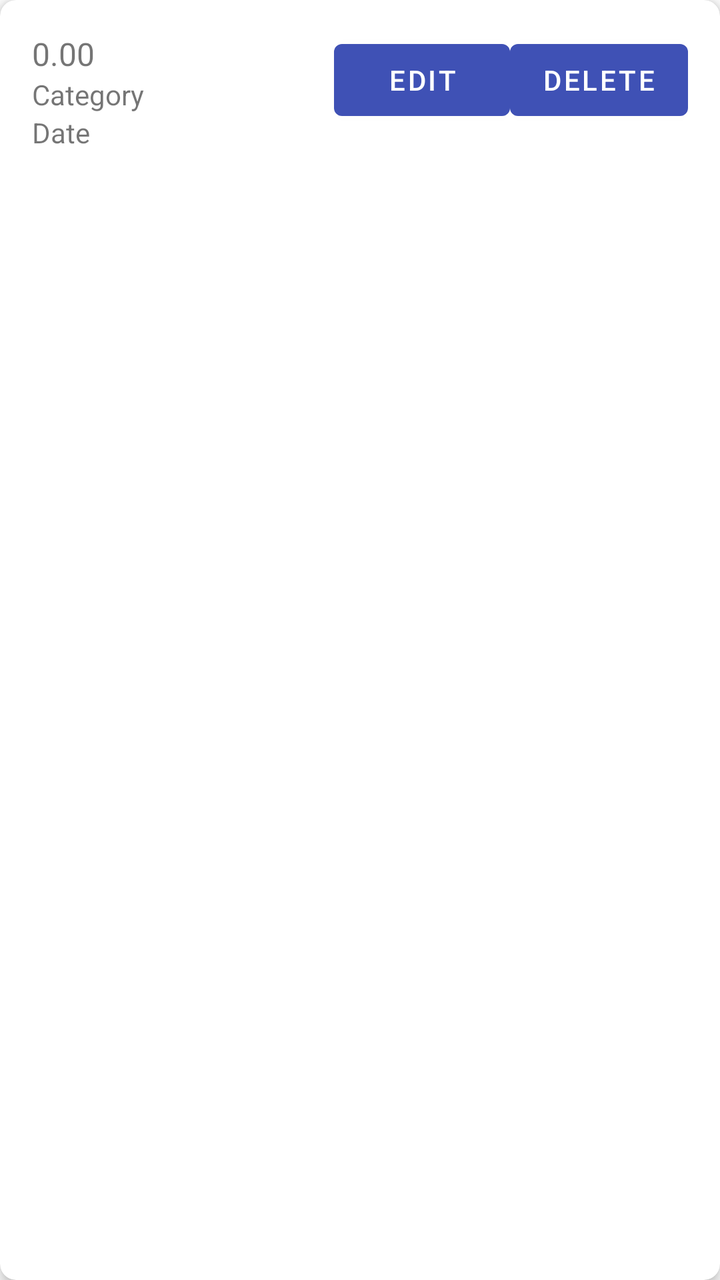
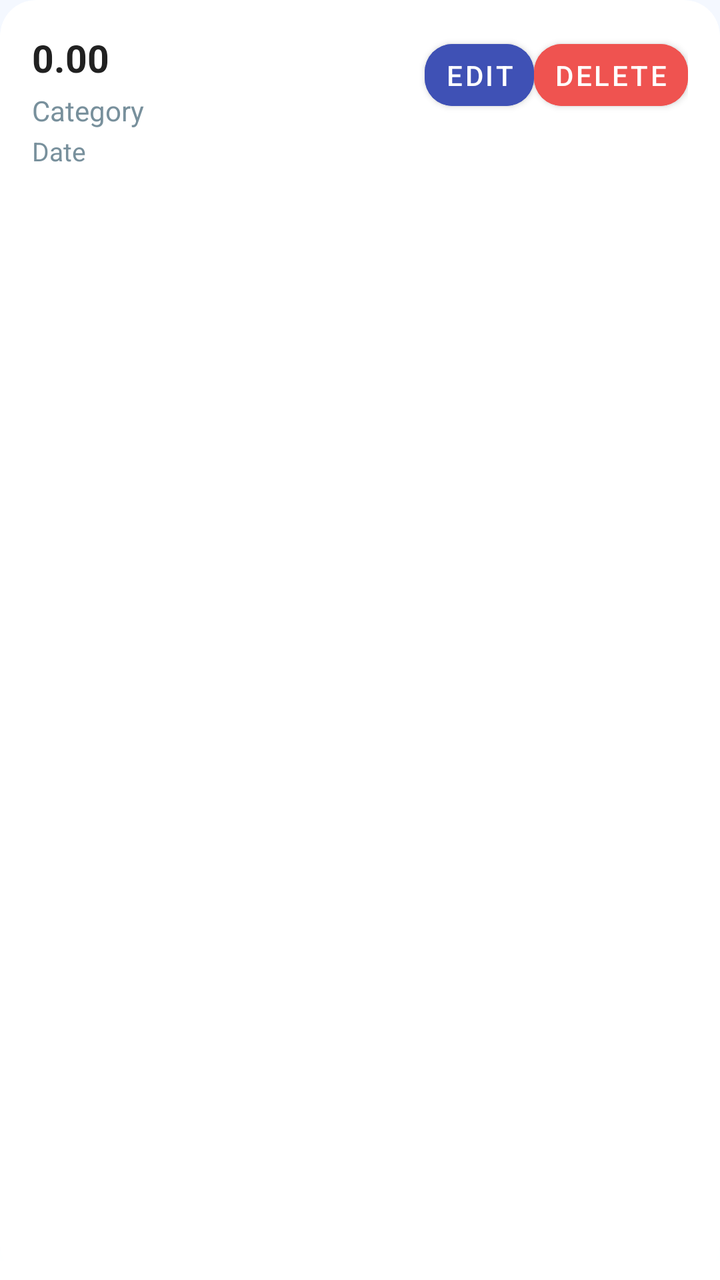

Compare the two renders of this Android layout. The source of the first and the diff that turns it into the second are given below.
<!-- AndroidManifest.xml: application theme Theme.ImiliPocket -->
<!-- res/layout/item_transaction.xml -->
<?xml version="1.0" encoding="utf-8"?>
<androidx.cardview.widget.CardView
    xmlns:android="http://schemas.android.com/apk/res/android"
    xmlns:app="http://schemas.android.com/apk/res-auto"
    android:layout_width="match_parent"
    android:layout_height="wrap_content"
    app:cardCornerRadius="8dp"
    app:cardElevation="4dp"
    android:layout_margin="8dp">

    <androidx.constraintlayout.widget.ConstraintLayout
        android:layout_width="match_parent"
        android:layout_height="wrap_content"
        android:padding="16dp">

        <TextView
            android:id="@+id/tv_amount"
            android:layout_width="0dp"
            android:layout_height="wrap_content"
            android:text="0.00"
            android:textSize="16sp"
            app:layout_constraintTop_toTopOf="parent"
            app:layout_constraintStart_toStartOf="parent"
            app:layout_constraintEnd_toStartOf="@id/btn_edit" />

        <TextView
            android:id="@+id/tv_category"
            android:layout_width="0dp"
            android:layout_height="wrap_content"
            android:text="Category"
            android:textSize="14sp"
            app:layout_constraintTop_toBottomOf="@id/tv_amount"
            app:layout_constraintStart_toStartOf="parent"
            app:layout_constraintEnd_toStartOf="@id/btn_edit" />

        <TextView
            android:id="@+id/tv_date"
            android:layout_width="0dp"
            android:layout_height="wrap_content"
            android:text="Date"
            android:textSize="14sp"
            app:layout_constraintTop_toBottomOf="@id/tv_category"
            app:layout_constraintStart_toStartOf="parent"
            app:layout_constraintEnd_toStartOf="@id/btn_edit" />

        <Button
            android:id="@+id/btn_edit"
            android:layout_width="wrap_content"
            android:layout_height="wrap_content"
            android:text="Edit"
            app:layout_constraintTop_toTopOf="parent"
            app:layout_constraintEnd_toStartOf="@id/btn_delete" />

        <Button
            android:id="@+id/btn_delete"
            android:layout_width="wrap_content"
            android:layout_height="wrap_content"
            android:text="Delete"
            app:layout_constraintTop_toTopOf="parent"
            app:layout_constraintEnd_toEndOf="parent" />

    </androidx.constraintlayout.widget.ConstraintLayout>
</androidx.cardview.widget.CardView>
<!-- resources referenced by this layout -->
<resources>
  <style name="Theme.ImiliPocket" parent="Theme.MaterialComponents.DayNight.NoActionBar">
          <item name="colorPrimary">@color/primary_color</item> 
          <item name="colorPrimaryVariant">@color/primary_dark</item> 
          <item name="colorOnPrimary">@color/white</item>
          <item name="colorSecondary">@color/secondary_color</item> 
          <item name="colorSecondaryVariant">@color/secondary_dark</item> 
          <item name="colorOnSecondary">@color/black</item>
          <item name="android:statusBarColor">@android:color/transparent</item>
          <item name="android:windowLightStatusBar">true</item>
          <item name="android:navigationBarColor">@android:color/transparent</item>
          <item name="android:windowDrawsSystemBarBackgrounds">true</item>
      </style>
  <color name="primary_color">#3F51B5</color>
  <color name="primary_dark">#303F9F</color>
  <color name="white">#FFFFFFFF</color>
  <color name="secondary_color">#F06292</color>
  <color name="secondary_dark">#C2185B</color>
  <color name="black">#FF000000</color>
</resources>

<!-- the commit's change to res/layout/item_transaction.xml (unified diff, before → after) -->
@@ -4,9 +4,16 @@
     xmlns:app="http://schemas.android.com/apk/res-auto"
     android:layout_width="match_parent"
     android:layout_height="wrap_content"
-    app:cardCornerRadius="8dp"
-    app:cardElevation="4dp"
-    android:layout_margin="8dp">
+    android:layout_marginStart="2dp"
+    android:layout_marginTop="6dp"
+    android:layout_marginEnd="2dp"
+    android:layout_marginBottom="6dp"
+    app:cardCornerRadius="18dp"
+    app:cardElevation="0dp"
+    app:cardUseCompatPadding="false"
+    app:cardBackgroundColor="@android:color/white"
+    app:strokeColor="@color/surface_outline"
+    app:strokeWidth="1dp">
 
     <androidx.constraintlayout.widget.ConstraintLayout
         android:layout_width="match_parent"
@@ -18,7 +25,9 @@
             android:layout_width="0dp"
             android:layout_height="wrap_content"
             android:text="0.00"
-            android:textSize="16sp"
+            android:textColor="@color/text_primary"
+            android:textSize="19sp"
+            android:textStyle="bold"
             app:layout_constraintTop_toTopOf="parent"
             app:layout_constraintStart_toStartOf="parent"
             app:layout_constraintEnd_toStartOf="@id/btn_edit" />
@@ -27,7 +36,9 @@
             android:id="@+id/tv_category"
             android:layout_width="0dp"
             android:layout_height="wrap_content"
+            android:layout_marginTop="4dp"
             android:text="Category"
+            android:textColor="@color/text_secondary"
             android:textSize="14sp"
             app:layout_constraintTop_toBottomOf="@id/tv_amount"
             app:layout_constraintStart_toStartOf="parent"
@@ -37,8 +48,10 @@
             android:id="@+id/tv_date"
             android:layout_width="0dp"
             android:layout_height="wrap_content"
+            android:layout_marginTop="2dp"
             android:text="Date"
-            android:textSize="14sp"
+            android:textColor="@color/text_secondary"
+            android:textSize="13sp"
             app:layout_constraintTop_toBottomOf="@id/tv_category"
             app:layout_constraintStart_toStartOf="parent"
             app:layout_constraintEnd_toStartOf="@id/btn_edit" />
@@ -47,7 +60,15 @@
             android:id="@+id/btn_edit"
             android:layout_width="wrap_content"
             android:layout_height="wrap_content"
+            android:backgroundTint="@color/primary_color"
+            android:minWidth="0dp"
+            android:minHeight="0dp"
+            android:paddingStart="10dp"
+            android:paddingTop="6dp"
+            android:paddingEnd="10dp"
+            android:paddingBottom="6dp"
             android:text="Edit"
+            android:textColor="@color/white"
             app:layout_constraintTop_toTopOf="parent"
             app:layout_constraintEnd_toStartOf="@id/btn_delete" />
 
@@ -55,7 +76,16 @@
             android:id="@+id/btn_delete"
             android:layout_width="wrap_content"
             android:layout_height="wrap_content"
+            android:layout_marginStart="6dp"
+            android:backgroundTint="@color/expense_red"
+            android:minWidth="0dp"
+            android:minHeight="0dp"
+            android:paddingStart="10dp"
+            android:paddingTop="6dp"
+            android:paddingEnd="10dp"
+            android:paddingBottom="6dp"
             android:text="Delete"
+            android:textColor="@color/white"
             app:layout_constraintTop_toTopOf="parent"
             app:layout_constraintEnd_toEndOf="parent" />
 
<!-- resource entries referenced after the edit -->
@@ -1,5 +1,6 @@
 <!-- resources referenced by this layout -->
 <resources>
+  <color name="expense_red">#EF5350</color>
   <style name="Theme.ImiliPocket" parent="Theme.MaterialComponents.DayNight.NoActionBar">
           <item name="colorPrimary">@color/primary_color</item> 
           <item name="colorPrimaryVariant">@color/primary_dark</item> 
@@ -11,12 +12,35 @@
           <item name="android:windowLightStatusBar">true</item>
           <item name="android:navigationBarColor">@android:color/transparent</item>
           <item name="android:windowDrawsSystemBarBackgrounds">true</item>
+          <item name="android:windowBackground">@drawable/bg_screen_modern</item>
+          <item name="shapeAppearanceMediumComponent">@style/ShapeAppearance.ImiliPocket.Medium</item>
+          <item name="shapeAppearanceSmallComponent">@style/ShapeAppearance.ImiliPocket.Small</item>
       </style>
   <color name="primary_color">#3F51B5</color>
+  <color name="surface_outline">#1A000000</color>
+  <color name="text_primary">#212121</color>
+  <color name="text_secondary">#78909C</color>
   <color name="primary_dark">#303F9F</color>
   <color name="white">#FFFFFFFF</color>
   <color name="secondary_color">#F06292</color>
   <color name="secondary_dark">#C2185B</color>
   <color name="black">#FF000000</color>
+  <!-- drawable bg_screen_modern (drawable) -->
+  <?xml version="1.0" encoding="utf-8"?>
+  <shape xmlns:android="http://schemas.android.com/apk/res/android">
+      <gradient
+          android:angle="270"
+          android:startColor="#F4F8FF"
+          android:centerColor="#EEF4FF"
+          android:endColor="#FFFFFF" />
+  </shape>
+  <style name="ShapeAppearance.ImiliPocket.Medium" parent="ShapeAppearance.MaterialComponents.MediumComponent">
+          <item name="cornerFamily">rounded</item>
+          <item name="cornerSize">20dp</item>
+      </style>
+  <style name="ShapeAppearance.ImiliPocket.Small" parent="ShapeAppearance.MaterialComponents.SmallComponent">
+          <item name="cornerFamily">rounded</item>
+          <item name="cornerSize">14dp</item>
+      </style>
 </resources>
 
